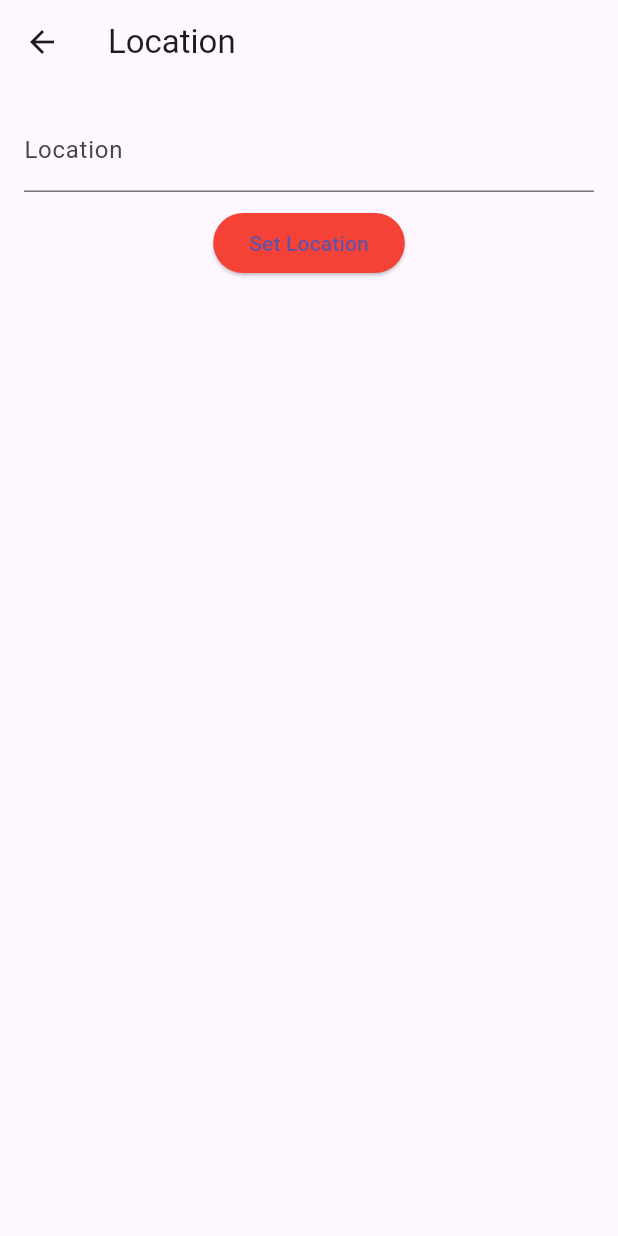
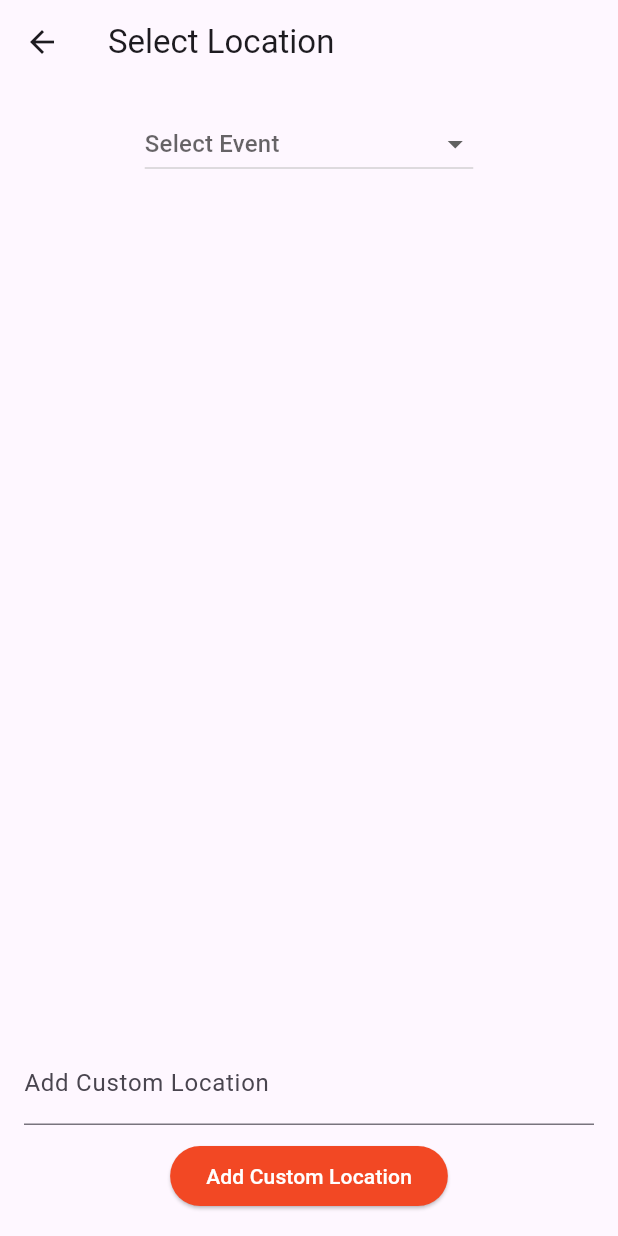
Before and after one commit to emmaframpton/Call-Companion, a Flutter app: the Location screen opened directly with empty values, on a phone screen of 412 x 824 dp. Run offline on Flutter 3.47's test engine with Material 3 defaults, Android fonts, the phone set to English and light mode, and no system bars.

Commit message:
location autofill update

```diff
--- a/lib/location.dart
+++ b/lib/location.dart
@@ -1,5 +1,4 @@
 import 'package:flutter/material.dart';
-import 'main.dart';
 
 class Location extends StatefulWidget {
   final Function(String) updateLocationCallback;
@@ -12,33 +11,159 @@ class Location extends StatefulWidget {
 
 class LocationState extends State<Location> {
   final TextEditingController controller = TextEditingController();
-  String? location;
+
+  // Define event-based locations
+  final Map<String, List<String>> eventLocations = {
+    "Doctor's Appointment": [
+      "Hospital",
+      "Clinic",
+      "Health Center",
+      "Medical Office"
+    ],
+    "Dentist Appointment": [
+      "Dental Office",
+      "Dentist's Clinic",
+      "Orthodontist's Office"
+    ],
+    "Physical Therapy (PT)": [
+      "Physical Therapy Clinic",
+      "Rehab Center",
+      "Sports Medicine Center"
+    ],
+    "Occupational Therapy (OT)": [
+      "Occupational Therapy Center",
+      "Rehab Center",
+      "Therapy Office"
+    ],
+    "Meeting": [
+      "Conference Room",
+      "Office",
+      "Coffee Shop",
+      "Co-working Space"
+    ],
+    "Hangout": [
+      "Café",
+      "Park",
+      "Movie Theater",
+      "Restaurant",
+      "Mall"
+    ]
+  };
+
+  List<String> selectedLocations = [];
 
   @override
   Widget build(BuildContext context) {
+    double screenWidth = MediaQuery.of(context).size.width;
+    int numColumns = 2;
+    double fontSize = 18;
+
+    if (screenWidth < 300) {
+      numColumns = 1;
+      fontSize = 14;
+    } else if (screenWidth < 500) {
+      numColumns = 2;
+      fontSize = 16;
+    } else if (screenWidth < 650) {
+      numColumns = 3;
+      fontSize = 18;
+    } else if (screenWidth > 650) {
+      numColumns = 4;
+      fontSize = 20;
+    }
+
     return Scaffold(
-      appBar: AppBar(title: Text('Location')),
+      appBar: AppBar(title: Text('Select Location')),
       body: Padding(
         padding: const EdgeInsets.all(16.0),
         child: Column(
           children: [
+            // Dropdown for selecting event
+            DropdownButton<String>(
+              hint: Text("Select Event"),
+              items: eventLocations.keys.map((String event) {
+                return DropdownMenuItem<String>(
+                  value: event,
+                  child: Text(event),
+                );
+              }).toList(),
+              onChanged: (selectedEvent) {
+                if (selectedEvent != null) {
+                  setState(() {
+                    selectedLocations = eventLocations[selectedEvent]!;
+                  });
+                }
+              },
+            ),
+            SizedBox(height: 10),
+
+            // Display available locations as buttons based on selected event
+            Expanded(
+              child: GridView.builder(
+                gridDelegate: SliverGridDelegateWithFixedCrossAxisCount(
+                  crossAxisCount: numColumns,
+                  childAspectRatio: 1.0,
+                  crossAxisSpacing: 10,
+                  mainAxisSpacing: 10,
+                ),
+                itemCount: selectedLocations.length,
+                itemBuilder: (context, index) {
+                  return ElevatedButton(
+                    onPressed: () {
+                      widget.updateLocationCallback(selectedLocations[index]);
+                      Navigator.popUntil(context, (route) {
+                        return route.settings.name == '/newEventPage';
+                      });
+                    },
+                    style: ElevatedButton.styleFrom(
+                      backgroundColor: Color.fromARGB(255,242,72,36),
+                      shape: RoundedRectangleBorder(
+                        borderRadius: BorderRadius.circular(20),
+                        side: const BorderSide(
+                          color: Color.fromARGB(255,144,34,11),
+                          width: 3.0,
+                        ),
+                      ),
+                    ),
+                    child: Text(
+                      selectedLocations[index],
+                      style: TextStyle(
+                        fontSize: fontSize,
+                        color: Colors.white,
+                        fontWeight: FontWeight.bold,
+                      ),
+                      textAlign: TextAlign.center,
+                    ),
+                  );
+                },
+              ),
+            ),
+            SizedBox(height: 10),
             TextField(
               controller: controller,
-              decoration: InputDecoration(labelText: 'Location'),
+              decoration: InputDecoration(labelText: 'Add Custom Location'),
             ),
             SizedBox(height: 10),
             ElevatedButton(
               style: ElevatedButton.styleFrom(
-                backgroundColor: Colors.red,
+                backgroundColor: Color.fromARGB(255,242,72,36),
               ),
-              onPressed: () async {
-                widget.updateLocationCallback(controller.text);
-
-                Navigator.popUntil(context, (route) {
-                  return route.settings.name == '/newEventPage';
-                });
+              onPressed: () {
+                final customLocation = controller.text.trim();
+                if (customLocation.isNotEmpty && !selectedLocations.contains(customLocation)) {
+                  setState(() {
+                    selectedLocations.add(customLocation);
+                  });
+                  controller.clear();
+                  ScaffoldMessenger.of(context).showSnackBar(
+                    SnackBar(content: Text('Custom location added!')),
+                  );
+                }
               },
-              child: Text('Set Location'),
+              child: Text(
+                'Add Custom Location',
+                style: TextStyle(color: Colors.white),
+              ),
             ),
           ],
         ),
--- a/pubspec.yaml
+++ b/pubspec.yaml
@@ -30,6 +30,7 @@ environment:
 dependencies:
   flutter:
     sdk: flutter
+  flutter_typeahead: ^4.0.0 # Make sure to get the latest version
 
 
   # The following adds the Cupertino Icons font to your application.
```
Also changed, not shown: pubspec.lock.
